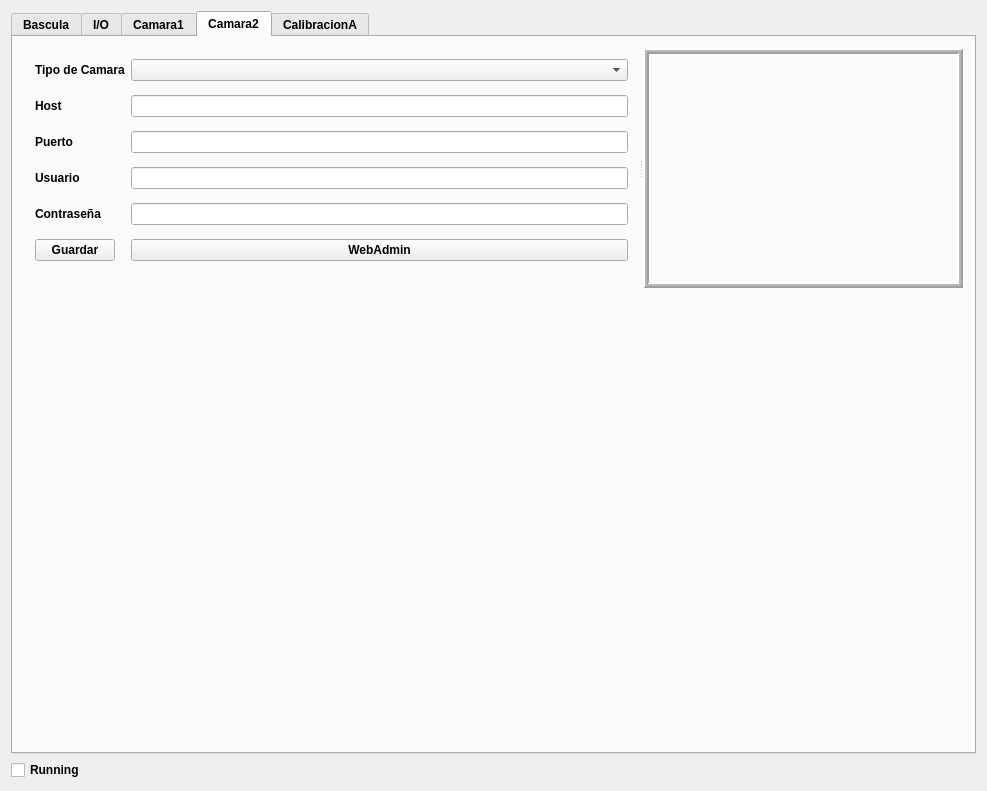
sunsiz/nQTrucks, file testlib/mainwindow.ui: the form before one commit.
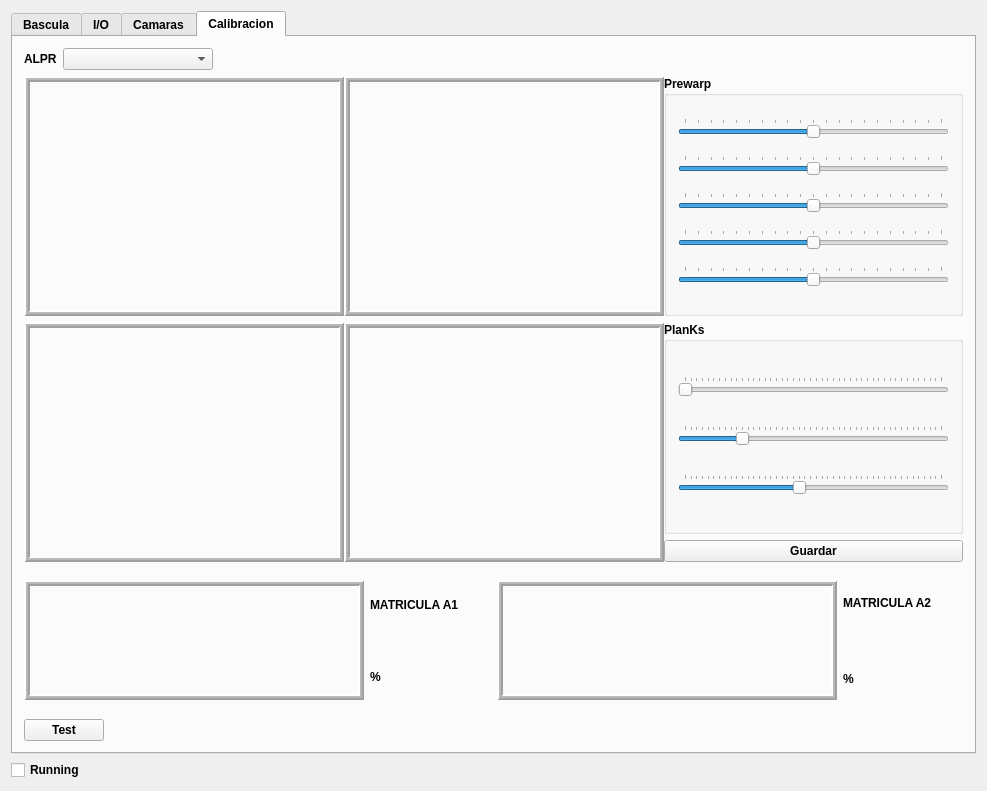
The form after the commit. The open tabs and pages were chosen to show the change.

Patch:
```diff
--- a/testlib/mainwindow.ui
+++ b/testlib/mainwindow.ui
@@ -619,7 +619,7 @@
       </widget>
       <widget class="QWidget" name="Camara1">
        <attribute name="title">
-        <string>Camara1</string>
+        <string>Camaras</string>
        </attribute>
        <layout class="QGridLayout" name="gridLayout_5">
         <item row="0" column="0">
@@ -763,154 +763,44 @@
       </widget>
       <widget class="QWidget" name="Camara2">
        <attribute name="title">
-        <string>Camara2</string>
-       </attribute>
-       <layout class="QGridLayout" name="gridLayout">
-        <item row="0" column="0">
-         <widget class="QSplitter" name="splitter_3">
-          <property name="orientation">
-           <enum>Qt::Horizontal</enum>
-          </property>
-          <widget class="QWidget" name="layoutWidget_2">
-           <layout class="QFormLayout" name="formLayout_3">
-            <property name="horizontalSpacing">
-             <number>6</number>
-            </property>
-            <property name="verticalSpacing">
-             <number>14</number>
-            </property>
-            <item row="0" column="0">
-             <widget class="QLabel" name="label_16">
-              <property name="text">
-               <string>Tipo de Camara</string>
-              </property>
-             </widget>
-            </item>
-            <item row="0" column="1">
-             <widget class="QComboBox" name="camaraComboBox2"/>
-            </item>
-            <item row="1" column="0">
-             <widget class="QLabel" name="label_17">
-              <property name="text">
-               <string>Host</string>
-              </property>
-             </widget>
-            </item>
-            <item row="1" column="1">
-             <widget class="QLineEdit" name="hostLineEdit2"/>
-            </item>
-            <item row="2" column="0">
-             <widget class="QLabel" name="label_18">
-              <property name="text">
-               <string>Puerto</string>
-              </property>
-             </widget>
-            </item>
-            <item row="2" column="1">
-             <widget class="QLineEdit" name="puertoLineEdit2">
-              <property name="inputMethodHints">
-               <set>Qt::ImhDigitsOnly</set>
-              </property>
-             </widget>
-            </item>
-            <item row="3" column="0">
-             <widget class="QLabel" name="label_19">
-              <property name="text">
-               <string>Usuario</string>
-              </property>
-             </widget>
-            </item>
-            <item row="3" column="1">
-             <widget class="QLineEdit" name="usuarioLineEdit2"/>
-            </item>
-            <item row="4" column="0">
-             <widget class="QLabel" name="label_20">
-              <property name="text">
-               <string>Contraseña</string>
-              </property>
-             </widget>
-            </item>
-            <item row="4" column="1">
-             <widget class="QLineEdit" name="passwdLineEdit2">
-              <property name="inputMethodHints">
-               <set>Qt::ImhHiddenText|Qt::ImhNoAutoUppercase|Qt::ImhNoPredictiveText|Qt::ImhSensitiveData</set>
-              </property>
-              <property name="echoMode">
-               <enum>QLineEdit::Password</enum>
-              </property>
-             </widget>
-            </item>
-            <item row="5" column="0">
-             <widget class="QPushButton" name="GuardarCamara2">
-              <property name="text">
-               <string>Guardar</string>
-              </property>
-             </widget>
-            </item>
-            <item row="5" column="1">
-             <widget class="QPushButton" name="webPushButton2">
-              <property name="text">
-               <string>WebAdmin</string>
-              </property>
-             </widget>
-            </item>
-           </layout>
-          </widget>
-          <widget class="QLabel" name="camaraLabel2">
-           <property name="minimumSize">
-            <size>
-             <width>320</width>
-             <height>240</height>
-            </size>
-           </property>
-           <property name="maximumSize">
-            <size>
-             <width>320</width>
-             <height>240</height>
-            </size>
-           </property>
-           <property name="frameShape">
-            <enum>QFrame::Box</enum>
-           </property>
-           <property name="frameShadow">
-            <enum>QFrame::Raised</enum>
-           </property>
-           <property name="lineWidth">
-            <number>2</number>
-           </property>
-           <property name="midLineWidth">
-            <number>2</number>
-           </property>
-           <property name="text">
-            <string/>
-           </property>
-           <property name="scaledContents">
-            <bool>true</bool>
-           </property>
-          </widget>
-         </widget>
-        </item>
-        <item row="1" column="0">
-         <spacer name="verticalSpacer_3">
-          <property name="orientation">
-           <enum>Qt::Vertical</enum>
-          </property>
-          <property name="sizeHint" stdset="0">
-           <size>
-            <width>20</width>
-            <height>118</height>
-           </size>
-          </property>
-         </spacer>
-        </item>
-       </layout>
-      </widget>
-      <widget class="QWidget" name="CalibracionA">
-       <attribute name="title">
-        <string>CalibracionA</string>
+        <string>Calibracion</string>
        </attribute>
        <layout class="QGridLayout" name="gridLayout_6">
         <item row="0" column="0">
+         <layout class="QHBoxLayout" name="horizontalLayout_14">
+          <item>
+           <widget class="QLabel" name="label_9">
+            <property name="text">
+             <string>ALPR</string>
+            </property>
+           </widget>
+          </item>
+          <item>
+           <widget class="QComboBox" name="calibracionSelect">
+            <property name="minimumSize">
+             <size>
+              <width>150</width>
+              <height>0</height>
+             </size>
+            </property>
+           </widget>
+          </item>
+          <item>
+           <spacer name="horizontalSpacer_6">
+            <property name="orientation">
+             <enum>Qt::Horizontal</enum>
+            </property>
+            <property name="sizeHint" stdset="0">
+             <size>
+              <width>40</width>
+              <height>20</height>
+             </size>
+            </property>
+           </spacer>
+          </item>
+         </layout>
+        </item>
+        <item row="1" column="0">
          <layout class="QVBoxLayout" name="verticalLayout_10">
           <item>
            <layout class="QHBoxLayout" name="horizontalLayout_10">
@@ -1182,33 +1072,105 @@
             <item>
              <layout class="QVBoxLayout" name="verticalLayout_9">
               <item>
-               <widget class="QSpinBox" name="vPlankA1">
-                <property name="maximum">
-                 <number>128</number>
+               <widget class="QGroupBox" name="groupBox_2">
+                <property name="title">
+                 <string>PlanKs</string>
                 </property>
-                <property name="singleStep">
-                 <number>2</number>
-                </property>
-               </widget>
-              </item>
-              <item>
-               <widget class="QSpinBox" name="vPlankB1">
-                <property name="maximum">
-                 <number>128</number>
-                </property>
-                <property name="singleStep">
-                 <number>2</number>
-                </property>
-               </widget>
-              </item>
-              <item>
-               <widget class="QSpinBox" name="vPlankC1">
-                <property name="maximum">
-                 <number>128</number>
-                </property>
-                <property name="singleStep">
-                 <number>2</number>
-                </property>
+                <layout class="QGridLayout" name="gridLayout">
+                 <item row="1" column="1">
+                  <widget class="QSlider" name="vPlankA">
+                   <property name="maximum">
+                    <number>90</number>
+                   </property>
+                   <property name="singleStep">
+                    <number>2</number>
+                   </property>
+                   <property name="pageStep">
+                    <number>2</number>
+                   </property>
+                   <property name="value">
+                    <number>0</number>
+                   </property>
+                   <property name="tracking">
+                    <bool>true</bool>
+                   </property>
+                   <property name="orientation">
+                    <enum>Qt::Horizontal</enum>
+                   </property>
+                   <property name="invertedAppearance">
+                    <bool>false</bool>
+                   </property>
+                   <property name="invertedControls">
+                    <bool>false</bool>
+                   </property>
+                   <property name="tickPosition">
+                    <enum>QSlider::TicksAbove</enum>
+                   </property>
+                   <property name="tickInterval">
+                    <number>2</number>
+                   </property>
+                  </widget>
+                 </item>
+                 <item row="2" column="1">
+                  <widget class="QSlider" name="vPlankB">
+                   <property name="maximum">
+                    <number>90</number>
+                   </property>
+                   <property name="singleStep">
+                    <number>2</number>
+                   </property>
+                   <property name="pageStep">
+                    <number>1</number>
+                   </property>
+                   <property name="value">
+                    <number>20</number>
+                   </property>
+                   <property name="tracking">
+                    <bool>true</bool>
+                   </property>
+                   <property name="orientation">
+                    <enum>Qt::Horizontal</enum>
+                   </property>
+                   <property name="invertedControls">
+                    <bool>false</bool>
+                   </property>
+                   <property name="tickPosition">
+                    <enum>QSlider::TicksAbove</enum>
+                   </property>
+                   <property name="tickInterval">
+                    <number>2</number>
+                   </property>
+                  </widget>
+                 </item>
+                 <item row="3" column="1">
+                  <widget class="QSlider" name="vPlankC">
+                   <property name="maximum">
+                    <number>90</number>
+                   </property>
+                   <property name="singleStep">
+                    <number>2</number>
+                   </property>
+                   <property name="pageStep">
+                    <number>2</number>
+                   </property>
+                   <property name="value">
+                    <number>40</number>
+                   </property>
+                   <property name="tracking">
+                    <bool>true</bool>
+                   </property>
+                   <property name="orientation">
+                    <enum>Qt::Horizontal</enum>
+                   </property>
+                   <property name="tickPosition">
+                    <enum>QSlider::TicksAbove</enum>
+                   </property>
+                   <property name="tickInterval">
+                    <number>2</number>
+                   </property>
+                  </widget>
+                 </item>
+                </layout>
                </widget>
               </item>
               <item>
@@ -1220,19 +1182,6 @@
               </item>
              </layout>
             </item>
-            <item>
-             <spacer name="horizontalSpacer_6">
-              <property name="orientation">
-               <enum>Qt::Horizontal</enum>
-              </property>
-              <property name="sizeHint" stdset="0">
-               <size>
-                <width>40</width>
-                <height>20</height>
-               </size>
-              </property>
-             </spacer>
-            </item>
            </layout>
           </item>
           <item>
```
Left out of the diff: 56 changed lines with no effect on the pictures.
